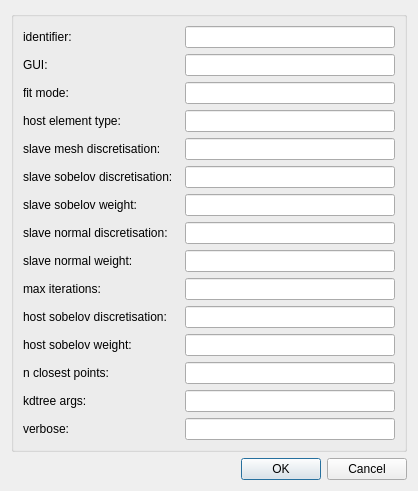
mapclient-plugins/fieldworkhostmeshfittingstep, file mapclientplugins/fieldworkhostmeshfittingstep/qt/configuredialog.ui: the form before one commit.
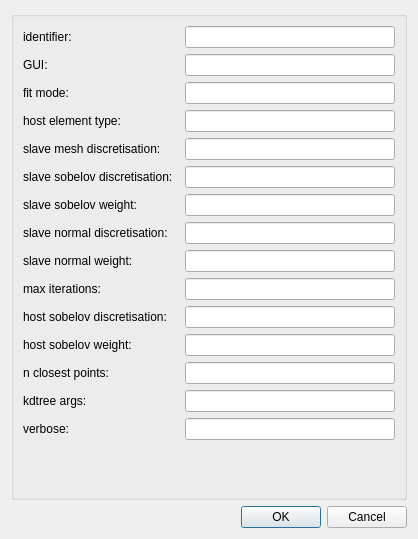
The form after the commit.

```diff
--- a/mapclientplugins/fieldworkhostmeshfittingstep/qt/configuredialog.ui
+++ b/mapclientplugins/fieldworkhostmeshfittingstep/qt/configuredialog.ui
@@ -7,7 +7,7 @@
     <x>0</x>
     <y>0</y>
     <width>418</width>
-    <height>303</height>
+    <height>539</height>
    </rect>
   </property>
   <property name="windowTitle">
```
Left out of the diff: 32 changed lines with no effect on the pictures.
